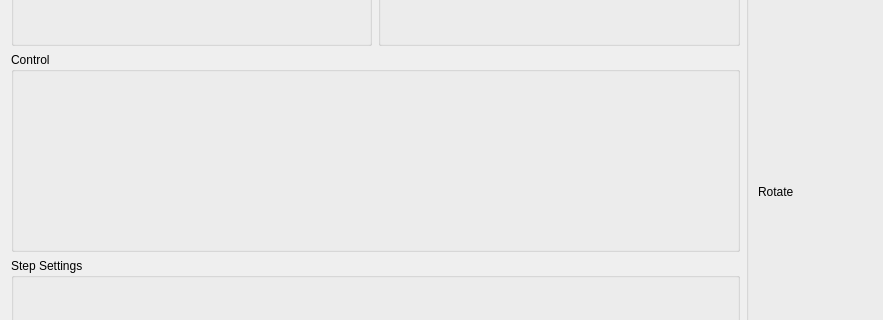
Before: the Qt Designer form app/forms/hexapodcontrolwidget.ui in Haziham/Honours_Computer_Software, drawn with Qt 5; both pictures show x 0 to 883 and y 373 to 693 of the 1118 by 841 pixel window.
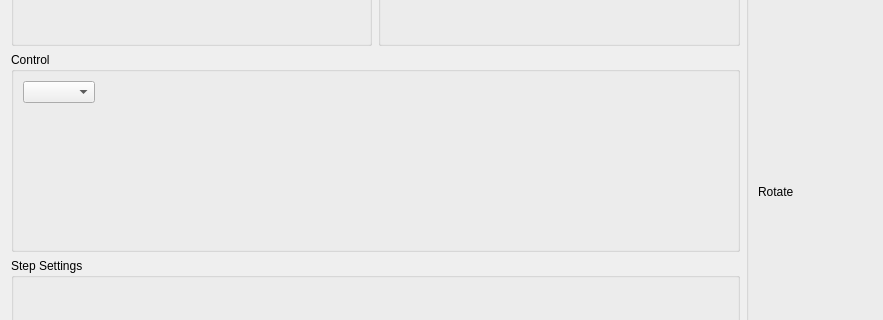
After: the same form once the commit is applied. Custom widgets are drawn as their Qt base class.

What changed in the file:
```diff
--- a/app/forms/hexapodcontrolwidget.ui
+++ b/app/forms/hexapodcontrolwidget.ui
@@ -251,20 +251,36 @@
       <string>Control</string>
      </property>
      <layout class="QGridLayout" name="gridLayout">
-      <item row="3" column="0">
+      <item row="1" column="0">
+       <widget class="SpinSlider" name="heightInput" native="true"/>
+      </item>
+      <item row="5" column="0">
+       <widget class="SpinSlider" name="globalXInput" native="true"/>
+      </item>
+      <item row="4" column="0">
        <widget class="SpinSlider" name="directionAngleInput" native="true"/>
       </item>
       <item row="0" column="0">
-       <widget class="SpinSlider" name="heightInput" native="true"/>
+       <widget class="QComboBox" name="legCombinationSelect"/>
       </item>
-      <item row="6" column="0">
+      <item row="7" column="0">
        <widget class="SpinSlider" name="globalZInput" native="true"/>
       </item>
-      <item row="5" column="0">
+      <item row="6" column="0">
        <widget class="SpinSlider" name="globalYInput" native="true"/>
       </item>
-      <item row="4" column="0">
-       <widget class="SpinSlider" name="globalXInput" native="true"/>
+      <item row="0" column="1">
+       <spacer name="horizontalSpacer">
+        <property name="orientation">
+         <enum>Qt::Horizontal</enum>
+        </property>
+        <property name="sizeHint" stdset="0">
+         <size>
+          <width>40</width>
+          <height>20</height>
+         </size>
+        </property>
+       </spacer>
       </item>
      </layout>
     </widget>
```
Left out of the diff: 5 changed lines with no effect on the pictures.
